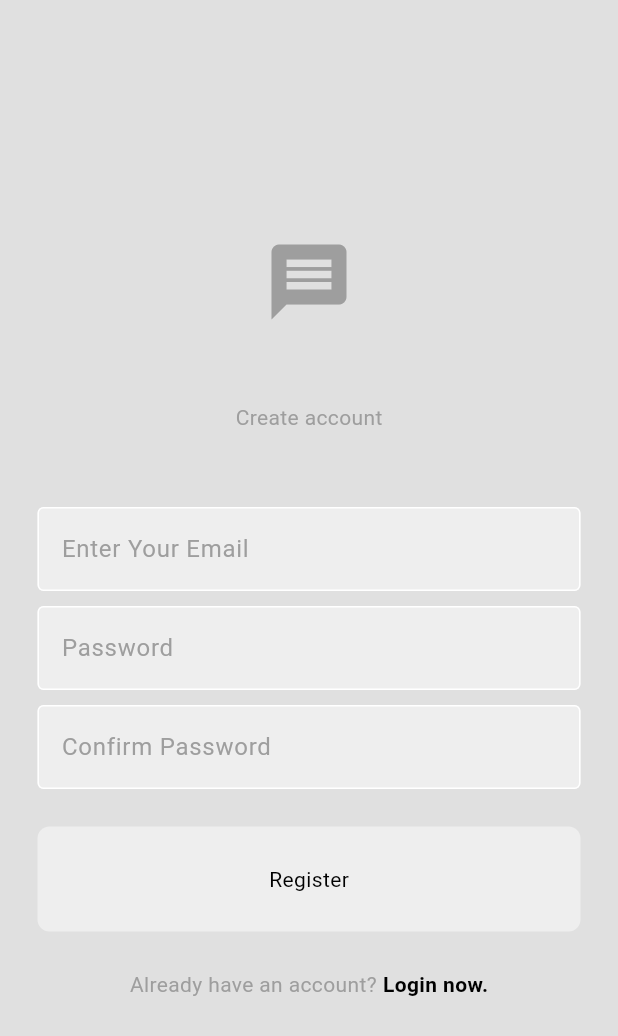
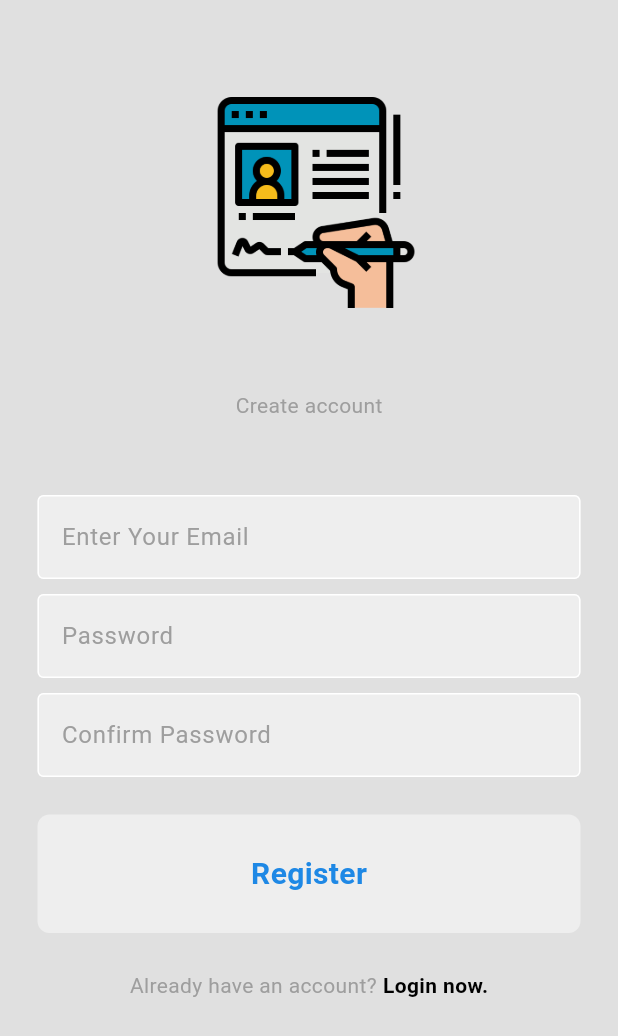
Before and after one commit to jakir963/chat-app, a Flutter app: the screen it shows after launch, after a tap on "Resister now.", on a phone screen of 412 x 824 dp. Shown: the top 1036 px of the screen. Run offline on Flutter 3.47's test engine with Material 3 defaults, Android fonts, the phone set to English and light mode, and no system bars; our stand-ins replace cloud_firestore, firebase_auth, firebase_core; accounts and stored records are empty; network calls fail.

Commit message:
add icons

```diff
--- a/lib/component/my_button.dart
+++ b/lib/component/my_button.dart
@@ -16,7 +16,11 @@ class MyButton extends StatelessWidget {
         padding: const EdgeInsets.all(25.0),
         margin: EdgeInsets.symmetric(horizontal: 25),
         child: Center(
-          child: Text(text)
+          child: Text(text,
+            style: TextStyle(
+              color: Colors.blue[600],fontWeight: FontWeight.bold,fontSize: 20
+            ),
+          )
         ),
       ),
     );
--- a/lib/component/my_drawer.dart
+++ b/lib/component/my_drawer.dart
@@ -56,9 +56,9 @@ class MyDrawer extends StatelessWidget {
         //logout list tile
 
         Padding(
-          padding: const EdgeInsets.only(left: 25.0),
+          padding: const EdgeInsets.only(left: 20.0,bottom: 18),
           child: ListTile(
-            title: const Text("LOGOUT"),leading: Icon(Icons.logout_sharp),
+            title:  Text("LOGOUT",style: TextStyle(fontSize: 28,color: Colors.red[800]),),leading: Icon(Icons.logout_sharp,color: Colors.red[800],size: 36,),
             onTap:  logout,
           ),
         ),
--- a/lib/pages/chat_page.dart
+++ b/lib/pages/chat_page.dart
@@ -131,6 +131,7 @@ Widget _buildUserInput (){
             color: Colors.blue.shade500,
             shape: BoxShape.circle
           ),
+
             margin: EdgeInsets.only(right: 25),
             child: IconButton(
                 onPressed: sendMessage,
--- a/lib/pages/home_page.dart
+++ b/lib/pages/home_page.dart
@@ -17,7 +17,8 @@ class HomePage extends StatelessWidget {
   Widget build(BuildContext context) {
     return Scaffold(
       appBar: AppBar(
-        title: const Text("Home"),
+      title: Text("Home",style: TextStyle(fontSize: 30,fontWeight:FontWeight.w500,color: Colors.blueGrey,)),
+        backgroundColor: Colors.transparent,foregroundColor: Colors.grey,
         elevation: 0,
       ),
       drawer: const MyDrawer(),
--- a/lib/pages/login_page.dart
+++ b/lib/pages/login_page.dart
@@ -30,16 +30,20 @@ class LoginPage extends StatelessWidget {
   Widget build(BuildContext context) {
     return  Scaffold(
 backgroundColor: Colors.grey.shade300,
-      body: Center(
+      body: SingleChildScrollView(
+        child: Center(
+
           child: Column(
           mainAxisAlignment: MainAxisAlignment.center,
           children: [
-          //logo
-          Icon(Icons.message,
-          size: 60,
-            color: Theme.of(context).colorScheme.primary,
+            SizedBox(height: 60,),
+
+            // put login image
+            SizedBox(
+              height: 150, // FIX: Use SizedBox to control image size without affecting other widgets
+              child: Image.asset('lib/icon/enter.png'),
             ),
-          const SizedBox(height: 50,),
+            const SizedBox(height: 50), // Keep this space
 
             //welcome back massage
             Text("welcome back, you've been missed!",
@@ -83,6 +87,7 @@ backgroundColor: Colors.grey.shade300,
             )
           ],
         ),
+        ),
       )
     );
   }
--- a/lib/pages/register_page.dart
+++ b/lib/pages/register_page.dart
@@ -1,28 +1,33 @@
+import 'package:chat_app/component/my_button.dart';
+import 'package:chat_app/component/my_textfield.dart';
 import 'package:flutter/material.dart';
-import '../component/my_button.dart';
-import '../component/my_textfield.dart';
+
 import '../services/auth/auth_services.dart';
 
-class RegisterPage extends StatelessWidget {
+class RegisterPage extends StatefulWidget {
+  final void Function()? onTap;
+
+  const RegisterPage({super.key, required this.onTap});
+
+  @override
+  State<RegisterPage> createState() => _RegisterPageState();
+}
+
+class _RegisterPageState extends State<RegisterPage> {
   // email and pw text controller
   final TextEditingController _emailController = TextEditingController();
   final TextEditingController _pwController = TextEditingController();
   final TextEditingController _confirmPwController = TextEditingController();
 
-  // tap to go to login page
-  final void Function()? onTap;
-
-  RegisterPage({super.key, required this.onTap});
-
   // register method
-  void register(BuildContext context) async { //
+  void register(BuildContext context) async {
     // get auth service
     final authService = AuthService();
 
     // if the passwords match, create the user
     if (_pwController.text == _confirmPwController.text) {
       try {
-        await authService.signUpWithEmailPassword( //
+        await authService.signUpWithEmailPassword(
           _emailController.text,
           _pwController.text,
         );
@@ -39,25 +44,38 @@ class RegisterPage extends StatelessWidget {
     else {
       showDialog(
         context: context,
-        builder: (context) => AlertDialog(
-          title: const Text("Passwords don't match"),
+        builder: (context) => const AlertDialog(
+          title: Text("Passwords don't match"),
         ),
       );
     }
+  }
+
+  // Dispose of controllers to prevent memory leaks
+  @override
+  void dispose() {
+    _emailController.dispose();
+    _pwController.dispose();
+    _confirmPwController.dispose();
+    super.dispose();
   }
 
   @override
   Widget build(BuildContext context) {
     return Scaffold(
       backgroundColor: Colors.grey.shade300,
-        body: Center(
+      body: SafeArea(
+        child: SingleChildScrollView(
+          child: Center(
             child: Column(
               mainAxisAlignment: MainAxisAlignment.center,
               children: [
-              //logo
-              Icon(Icons.message,
-                size: 60,
-                color: Theme.of(context).colorScheme.primary,
+                const SizedBox(height: 60),
+
+                //register image
+                SizedBox(
+                  height: 150, //
+                  child: Image.asset('lib/icon/register.png'),
                 ),
                 const SizedBox(height: 50,),
                 //welcome back message
@@ -103,19 +121,21 @@ class RegisterPage extends StatelessWidget {
                       "Already have an account?",
                       style: TextStyle(color: Theme.of(context).colorScheme.primary),
                     ),
-                  const SizedBox(width: 4,),
+                    const SizedBox(width: 4),
                     GestureDetector(
-                      onTap: onTap,
+                      onTap: widget.onTap,
                       child: const Text(
                         "Login now.",
                         style: TextStyle(fontWeight: FontWeight.bold),
-                      )
-                  )
-                ],
-              )
+                      ),
+                    ),
                   ],
                 ),
-        )
+              ],
+            ),
+          ),
+        ),
+      ),
     );
   }
 }
--- a/pubspec.yaml
+++ b/pubspec.yaml
@@ -65,6 +65,8 @@ flutter:
   # To add assets to your application, add an assets section, like this:
   assets:
     - asset/
+    - lib/icon/
+
 
 
   # An image asset can refer to one or more resolution-specific "variants", see
```
Also changed, not shown: lib/component/chat_bubble.dart (+7 -2 lines), lib/pages/setting_page.dart (+7 -1 lines), asset/log.png (added), asset/login.png (added), lib/icon/enter.png (added), lib/icon/login.png (added), lib/icon/register.png (added), lib/images/to-register-257986_1280.jpg (added), 2 other files. Lines whose indentation alone changed are shown as unchanged.
